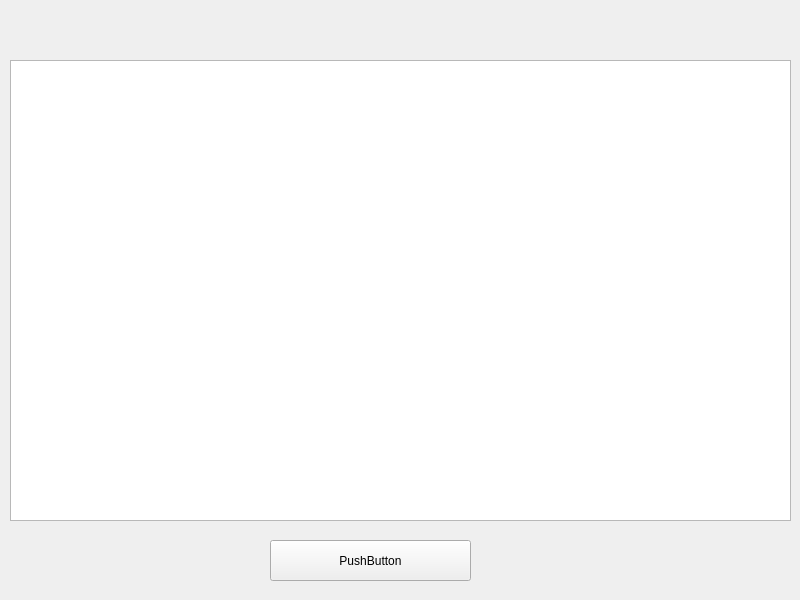
Before: the Qt Designer form ExamServer/monitormain.ui in gscsdlz/exam, drawn with Qt 5.
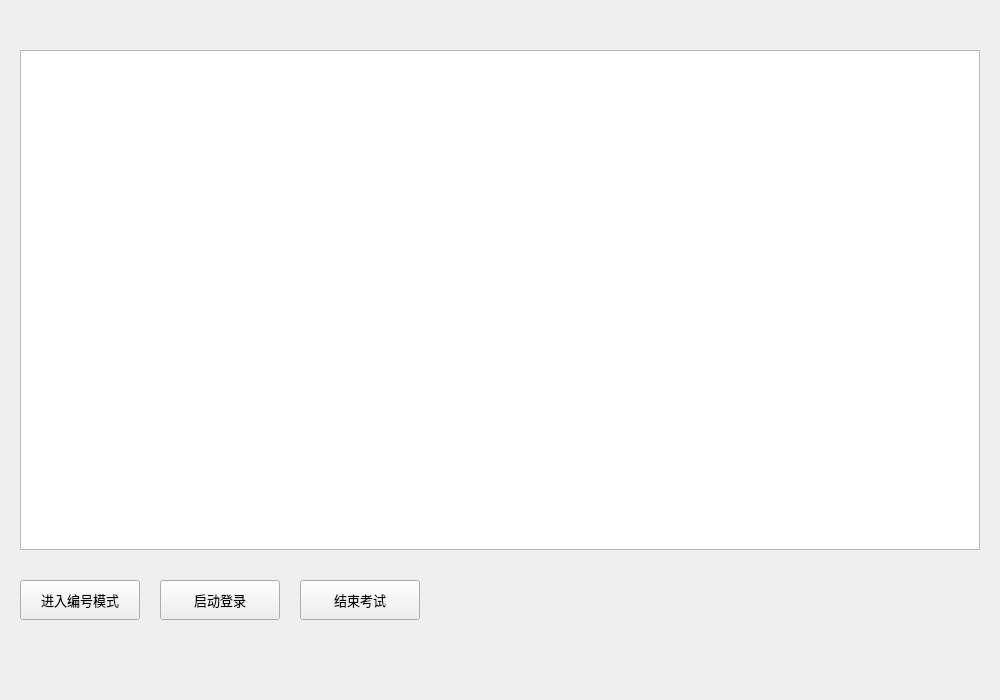
After: the same form once the commit is applied.

```diff
--- a/ExamServer/monitormain.ui
+++ b/ExamServer/monitormain.ui
@@ -6,34 +6,79 @@
    <rect>
     <x>0</x>
     <y>0</y>
-    <width>800</width>
-    <height>600</height>
+    <width>1000</width>
+    <height>700</height>
    </rect>
   </property>
+  <property name="font">
+   <font>
+    <family>微软雅黑</family>
+    <pointsize>10</pointsize>
+   </font>
+  </property>
   <property name="windowTitle">
    <string>MonitorMain</string>
   </property>
-  <widget class="QTableWidget" name="tableWidget">
+  <widget class="QLabel" name="status">
    <property name="geometry">
     <rect>
-     <x>10</x>
-     <y>60</y>
-     <width>781</width>
-     <height>461</height>
+     <x>0</x>
+     <y>685</y>
+     <width>800</width>
+     <height>15</height>
     </rect>
    </property>
+   <property name="text">
+    <string/>
+   </property>
   </widget>
-  <widget class="QPushButton" name="pushButton">
+  <widget class="QTableView" name="clientTable">
    <property name="geometry">
     <rect>
-     <x>270</x>
-     <y>540</y>
-     <width>201</width>
-     <height>41</height>
+     <x>20</x>
+     <y>50</y>
+     <width>960</width>
+     <height>500</height>
     </rect>
    </property>
+  </widget>
+  <widget class="QPushButton" name="startLogin">
+   <property name="geometry">
+    <rect>
+     <x>160</x>
+     <y>580</y>
+     <width>120</width>
+     <height>40</height>
+    </rect>
+   </property>
    <property name="text">
-    <string>PushButton</string>
+    <string>启动登录</string>
+   </property>
+  </widget>
+  <widget class="QPushButton" name="exitExam">
+   <property name="geometry">
+    <rect>
+     <x>300</x>
+     <y>580</y>
+     <width>120</width>
+     <height>40</height>
+    </rect>
+   </property>
+   <property name="text">
+    <string>结束考试</string>
+   </property>
+  </widget>
+  <widget class="QPushButton" name="orderMode">
+   <property name="geometry">
+    <rect>
+     <x>20</x>
+     <y>580</y>
+     <width>120</width>
+     <height>40</height>
+    </rect>
+   </property>
+   <property name="text">
+    <string>进入编号模式</string>
    </property>
   </widget>
  </widget>
```
